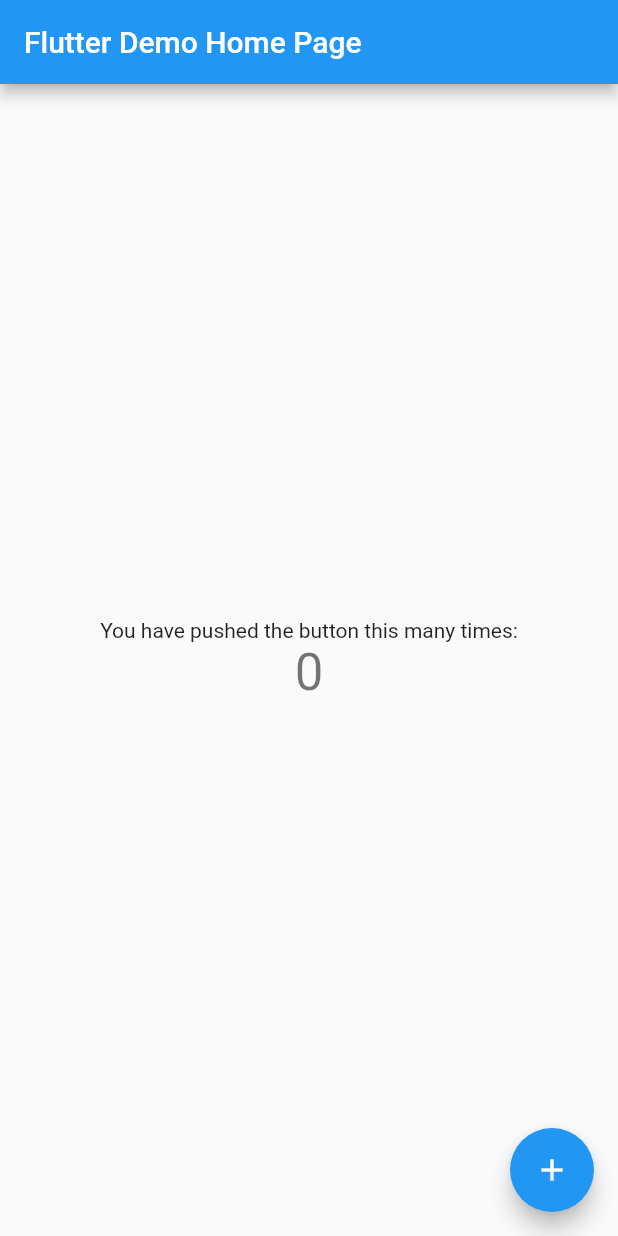
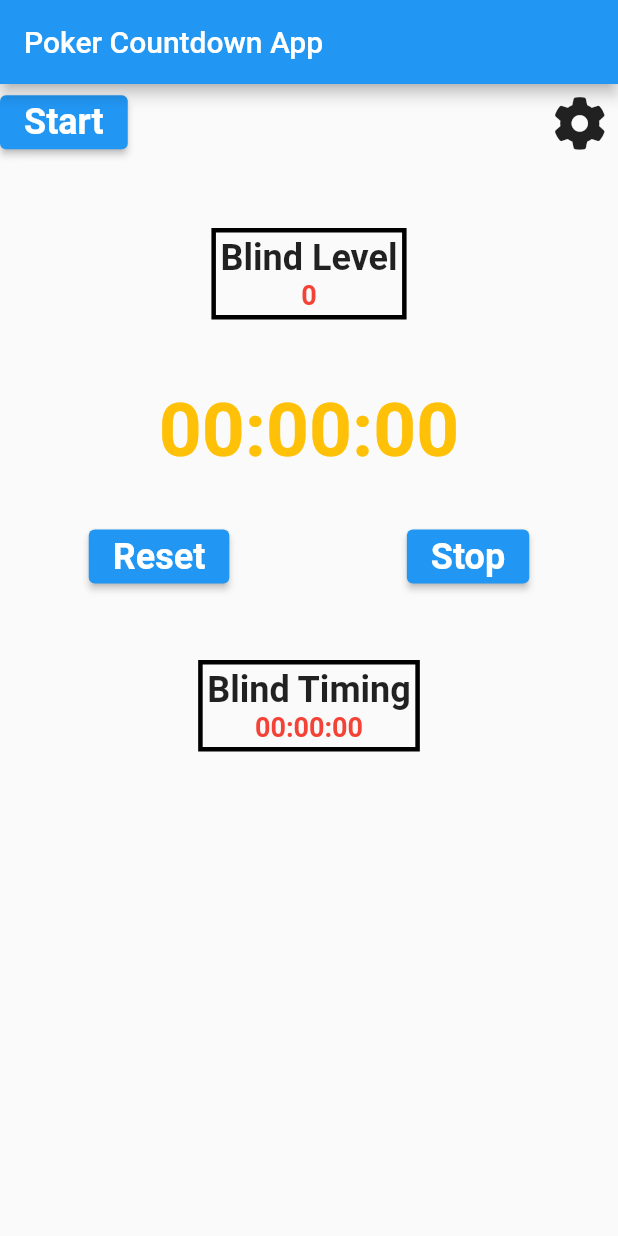
Before and after one commit to ngapham-amela/countdown_poker_time, a Flutter app: the screen it shows after launch, on a phone screen of 412 x 824 dp. Run offline on Flutter 3.47's test engine with Material 2 defaults, Android fonts, the phone set to English and light mode, and no system bars; our stand-ins replace datetime_picker_formfield, font_awesome_flutter.

Commit message:
main count down timer

```diff
--- a/analysis_options.yaml
+++ b/analysis_options.yaml
@@ -22,8 +22,8 @@
   # `// ignore_for_file: name_of_lint` syntax on the line or in the file
   # producing the lint.
   rules:
+    prefer_const_constructors: false,
     # avoid_print: false  # Uncomment to disable the `avoid_print` rule
     # prefer_single_quotes: true  # Uncomment to enable the `prefer_single_quotes` rule
-
 # Additional information about this file can be found at
 # https://dart.dev/guides/language/analysis-options
--- a/lib/main.dart
+++ b/lib/main.dart
@@ -1,4 +1,7 @@
+import 'dart:async';
+import 'package:countdown_pocker_time/setting_screen.dart';
 import 'package:flutter/material.dart';
+import 'package:font_awesome_flutter/font_awesome_flutter.dart';
 
 void main() {
   runApp(const MyApp());
@@ -12,104 +15,191 @@
   Widget build(BuildContext context) {
     return MaterialApp(
       title: 'Flutter Demo',
-      theme: ThemeData(
-        // This is the theme of your application.
-        //
-        // Try running your application with "flutter run". You'll see the
-        // application has a blue toolbar. Then, without quitting the app, try
-        // changing the primarySwatch below to Colors.green and then invoke
-        // "hot reload" (press "r" in the console where you ran "flutter run",
-        // or simply save your changes to "hot reload" in a Flutter IDE).
-        // Notice that the counter didn't reset back to zero; the application
-        // is not restarted.
-        primarySwatch: Colors.blue,
+      // theme: ThemeData(
+      //   primarySwatch: Colors.blue,
+      // ),
+      home: const CountDownPokerTime(
+        title: 'Poker Countdown App',
       ),
-      home: const MyHomePage(title: 'Flutter Demo Home Page'),
     );
   }
 }
 
-class MyHomePage extends StatefulWidget {
-  const MyHomePage({super.key, required this.title});
-
-  // This widget is the home page of your application. It is stateful, meaning
-  // that it has a State object (defined below) that contains fields that affect
-  // how it looks.
-
-  // This class is the configuration for the state. It holds the values (in this
-  // case the title) provided by the parent (in this case the App widget) and
-  // used by the build method of the State. Fields in a Widget subclass are
-  // always marked "final".
-
+class CountDownPokerTime extends StatefulWidget {
+  const CountDownPokerTime({super.key, required this.title});
   final String title;
-
   @override
-  State<MyHomePage> createState() => _MyHomePageState();
+  State<CountDownPokerTime> createState() => _CountDownPockerTime();
 }
 
-class _MyHomePageState extends State<MyHomePage> {
-  int _counter = 0;
+class _CountDownPockerTime extends State<CountDownPokerTime> {
+  Timer? countdownTimer;
+  Duration myDuration = Duration(days: 5);
+  @override
+  void initState() {
+    super.initState();
+  }
 
-  void _incrementCounter() {
+  void startTimer() {
+    countdownTimer =
+        Timer.periodic(Duration(seconds: 1), (_) => setCountDown());
+  }
+
+  void stopTimer() {
+    setState(() => countdownTimer!.cancel());
+  }
+
+  void resetTimer() {
+    stopTimer();
+    setState(() => myDuration = Duration(days: 5));
+  }
+
+  // update the countdown and rebuild the page.
+  void setCountDown() {
+    final reduceSecondsBy = 1;
     setState(() {
-      // This call to setState tells the Flutter framework that something has
-      // changed in this State, which causes it to rerun the build method below
-      // so that the display can reflect the updated values. If we changed
-      // _counter without calling setState(), then the build method would not be
-      // called again, and so nothing would appear to happen.
-      _counter++;
+      final seconds = myDuration.inSeconds - reduceSecondsBy;
+      if (seconds < 0) {
+        countdownTimer!.cancel();
+      } else {
+        myDuration = Duration(seconds: seconds);
+      }
     });
   }
 
   @override
   Widget build(BuildContext context) {
-    // This method is rerun every time setState is called, for instance as done
-    // by the _incrementCounter method above.
-    //
-    // The Flutter framework has been optimized to make rerunning build methods
-    // fast, so that you can just rebuild anything that needs updating rather
-    // than having to individually change instances of widgets.
+    String strDigits(int n) => n.toString().padLeft(2, '0');
+    // final days = strDigits(myDuration.inDays);
+    final hours = strDigits(myDuration.inHours.remainder(24));
+    final minutes = strDigits(myDuration.inMinutes.remainder(60));
+    final seconds = strDigits(myDuration.inSeconds.remainder(60));
+    final int blindLevel = 0;
     return Scaffold(
       appBar: AppBar(
-        // Here we take the value from the MyHomePage object that was created by
-        // the App.build method, and use it to set our appbar title.
-        title: Text(widget.title),
+        title: Text(
+          widget.title,
         ),
-      body: Center(
-        // Center is a layout widget. It takes a single child and positions it
-        // in the middle of the parent.
+      ),
+      body: Container(
           child: Column(
-          // Column is also a layout widget. It takes a list of children and
-          // arranges them vertically. By default, it sizes itself to fit its
-          // children horizontally, and tries to be as tall as its parent.
-          //
-          // Invoke "debug painting" (press "p" in the console, choose the
-          // "Toggle Debug Paint" action from the Flutter Inspector in Android
-          // Studio, or the "Toggle Debug Paint" command in Visual Studio Code)
-          // to see the wireframe for each widget.
-          //
-          // Column has various properties to control how it sizes itself and
-          // how it positions its children. Here we use mainAxisAlignment to
-          // center the children vertically; the main axis here is the vertical
-          // axis because Columns are vertical (the cross axis would be
-          // horizontal).
-          mainAxisAlignment: MainAxisAlignment.center,
-          children: <Widget>[
-            const Text(
-              'You have pushed the button this many times:',
+        children: [
+          Row(
+            mainAxisAlignment: MainAxisAlignment.spaceBetween,
+            children: [
+              ElevatedButton(
+                onPressed: startTimer,
+                child: Text(
+                  'Start',
+                  style: TextStyle(
+                    fontSize: 24,
+                    fontWeight: FontWeight.bold,
+                  ),
+                ),
+              ),
+              IconButton(
+                // onPressed: () {
+                //   Navigator.of(context).pushNamed(SettingScreen.routeName);
+                // },
+                onPressed: () {
+                  Navigator.push(
+                    context,
+                    new MaterialPageRoute(
+                      builder: (context) => new SettingScreen(),
+                    ),
+                  );
+                },
+                icon: Icon(
+                  FontAwesomeIcons.gear,
+                ),
+                iconSize: 35,
+                tooltip: 'Setting',
+              )
+            ],
+          ),
+          SizedBox(
+            height: 30,
+          ),
+          Container(
+            margin: const EdgeInsets.all(15.0),
+            padding: const EdgeInsets.all(3.0),
+            decoration: BoxDecoration(
+                border: Border.all(color: Colors.black, width: 3)),
+            child: Column(
+              children: [
+                Text(
+                  'Blind Level',
+                  style: TextStyle(fontSize: 24, fontWeight: FontWeight.bold),
                 ),
                 Text(
-              '$_counter',
-              style: Theme.of(context).textTheme.headline4,
+                  '$blindLevel',
+                  style: TextStyle(
+                      fontSize: 18,
+                      fontWeight: FontWeight.bold,
+                      color: Colors.red),
                 ),
               ],
             ),
           ),
-      floatingActionButton: FloatingActionButton(
-        onPressed: _incrementCounter,
-        tooltip: 'Increment',
-        child: const Icon(Icons.add),
-      ), // This trailing comma makes auto-formatting nicer for build methods.
+          SizedBox(
+            height: 30,
+          ),
+          Text(
+            '$hours:$minutes:$seconds',
+            style: TextStyle(
+              fontWeight: FontWeight.bold,
+              color: Colors.amber,
+              fontSize: 50,
+            ),
+          ),
+          SizedBox(
+            height: 30,
+          ),
+          Row(
+            mainAxisAlignment: MainAxisAlignment.spaceAround,
+            children: [
+              ElevatedButton(
+                onPressed: resetTimer,
+                child: Text(
+                  'Reset',
+                  style: TextStyle(fontSize: 24, fontWeight: FontWeight.bold),
+                ),
+              ),
+              ElevatedButton(
+                onPressed: stopTimer,
+                child: Text(
+                  'Stop',
+                  style: TextStyle(fontSize: 24, fontWeight: FontWeight.bold),
+                ),
+              ),
+            ],
+          ),
+          SizedBox(
+            height: 30,
+          ),
+          Container(
+            margin: const EdgeInsets.all(15.0),
+            padding: const EdgeInsets.all(3.0),
+            decoration: BoxDecoration(
+                border: Border.all(color: Colors.black, width: 3)),
+            child: Column(
+              children: [
+                Text(
+                  'Blind Timing',
+                  style: TextStyle(fontSize: 24, fontWeight: FontWeight.bold),
+                ),
+                Text(
+                  '$hours:$minutes:$seconds',
+                  style: TextStyle(
+                      fontSize: 18,
+                      fontWeight: FontWeight.bold,
+                      color: Colors.red),
+                ),
+              ],
+            ),
+          ),
+        ],
+      )),
     );
   }
 }
```
Also changed, not shown: lib/routers.dart (added, +7 -0 lines), lib/setting_screen.dart (added, +147 -0 lines), pubspec.yaml (+5 -4 lines), pubspec.lock, 1 other file. Lines whose indentation alone changed are shown as unchanged.
